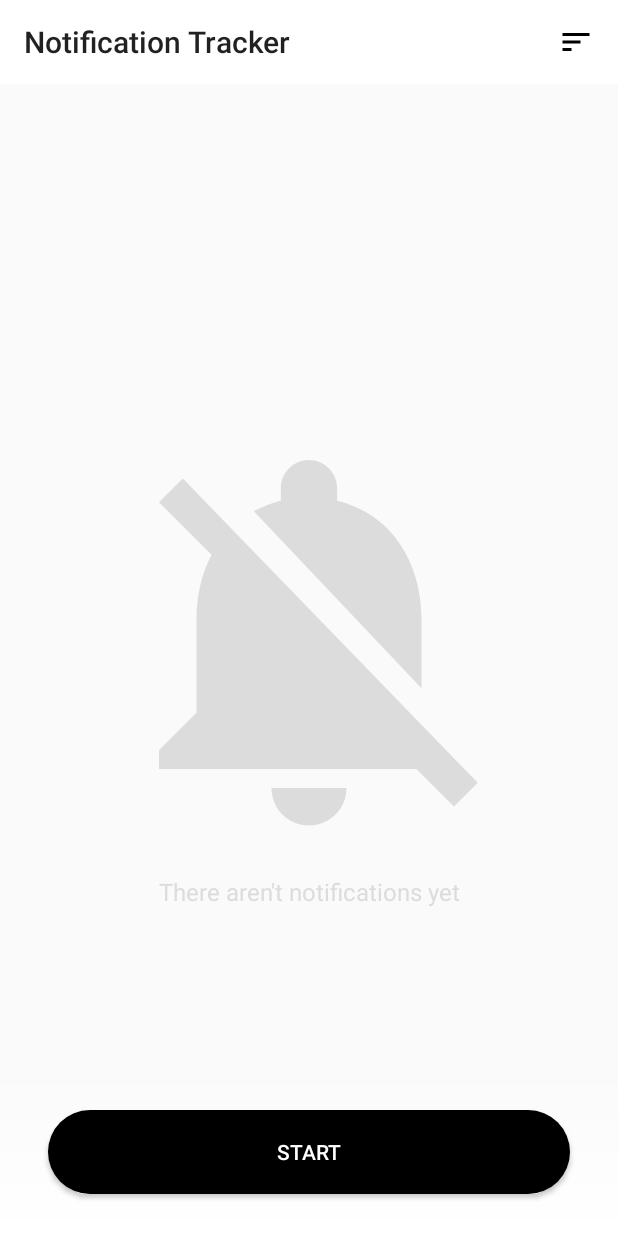
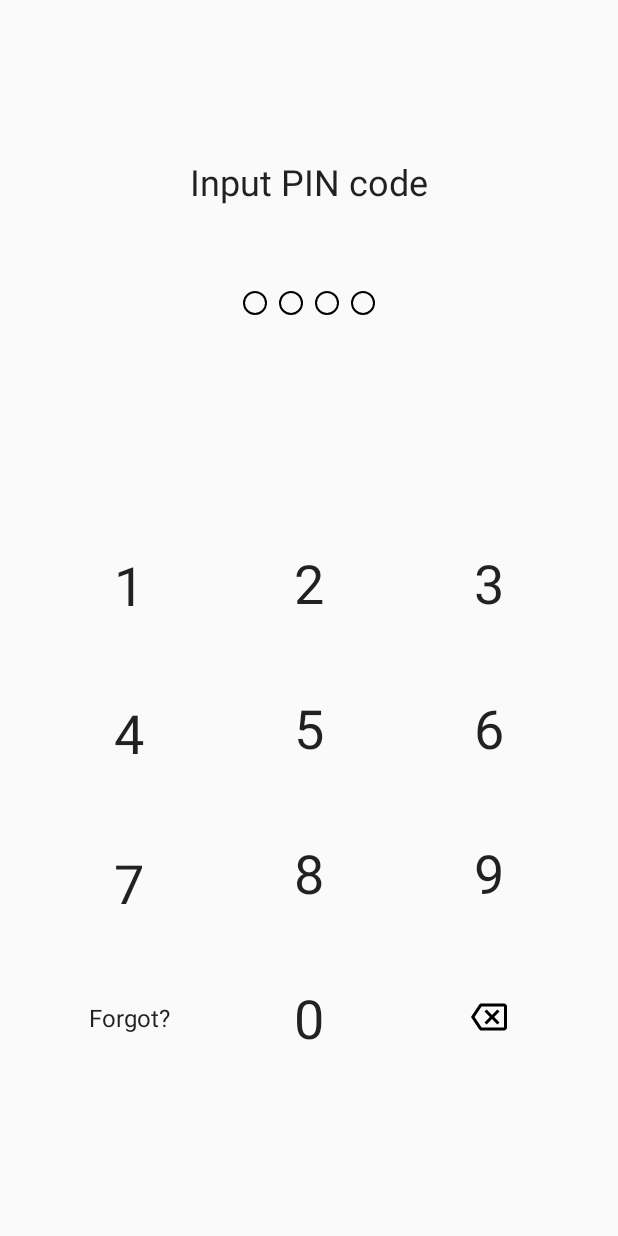
Before and after one commit to Leeeeerich/NotificationTracker, an Android app: the screen it shows after launch (MainActivity before the commit, PinCodeActivity after it), on a phone screen of 412 x 824 dp. Run offline under Robolectric (Android 15) with nearby library versions, the phone set to English and light mode, and no system bars; our stand-ins replace data binding; 3 statements that could not run were skipped.

Commit message:
Added PIN code screen

```diff
--- a/app/src/main/AndroidManifest.xml
+++ b/app/src/main/AndroidManifest.xml
@@ -10,12 +10,13 @@
         android:roundIcon="@mipmap/ic_launcher_round"
         android:supportsRtl="true"
         android:theme="@style/AppTheme">
-        <activity android:name=".ui.MainActivity">
+        <activity android:name=".ui.pin_code.PinCodeActivity">
             <intent-filter>
                 <action android:name="android.intent.action.MAIN" />
                 <category android:name="android.intent.category.LAUNCHER" />
             </intent-filter>
         </activity>
+        <activity android:name=".ui.MainActivity"/>
 
         <receiver
             android:name=".model.services.receivers.RebootReceiver"
--- a/app/src/main/java/com/guralnya/notification_tracker/di/DependencyInjector.kt
+++ b/app/src/main/java/com/guralnya/notification_tracker/di/DependencyInjector.kt
@@ -2,10 +2,12 @@ package com.guralnya.notification_tracker.di
 
 import com.guralnya.notification_tracker.model.repository.Repository
 import com.guralnya.notification_tracker.model.repository.RepositoryImpl
+import com.guralnya.notification_tracker.model.settings.KeystoreManager
 import com.guralnya.notification_tracker.model.settings.PreferencesManager
 import com.guralnya.notification_tracker.model.settings.PreferencesManagerImpl
 import com.guralnya.notification_tracker.ui.MainViewModel
 import com.guralnya.notification_tracker.ui.home_screen.HomeViewModel
+import com.guralnya.notification_tracker.ui.pin_code.PinCodeViewModel
 import org.koin.android.viewmodel.ext.koin.viewModel
 import org.koin.dsl.module.module
 
@@ -15,6 +17,8 @@ object DependencyInjector {
         single { Modules.getDb(get()) }
         single<PreferencesManager> { PreferencesManagerImpl(get()) }
         single<Repository> { RepositoryImpl(get()) }
+        single { KeystoreManager(get(), get()) }
+        viewModel { PinCodeViewModel(get()) }
         viewModel { MainViewModel() }
         viewModel { HomeViewModel(get(), get()) }
     }
--- /dev/null
+++ b/app/src/main/res/drawable/dot_empty.xml
@@ -0,0 +1,7 @@
+<?xml version="1.0" encoding="utf-8"?>
+<shape xmlns:android="http://schemas.android.com/apk/res/android"
+    android:shape="oval">
+    <stroke
+        android:width="1dp"
+        android:color="@color/colorDotStroke" />
+</shape>
--- /dev/null
+++ b/app/src/main/res/drawable/dot_full.xml
@@ -0,0 +1,5 @@
+<?xml version="1.0" encoding="utf-8"?>
+<shape xmlns:android="http://schemas.android.com/apk/res/android"
+    android:shape="oval">
+    <solid android:color="@color/colorDotSolid" />
+</shape>
--- /dev/null
+++ b/app/src/main/res/drawable/ic_backspace.xml
@@ -0,0 +1,9 @@
+<vector xmlns:android="http://schemas.android.com/apk/res/android"
+    android:width="24dp"
+    android:height="24dp"
+    android:viewportWidth="24"
+    android:viewportHeight="24">
+    <path
+        android:fillColor="#FF000000"
+        android:pathData="M22,3L7,3c-0.69,0 -1.23,0.35 -1.59,0.88L0,12l5.41,8.11c0.36,0.53 0.9,0.89 1.59,0.89h15c1.1,0 2,-0.9 2,-2L24,5c0,-1.1 -0.9,-2 -2,-2zM22,19L7.07,19L2.4,12l4.66,-7L22,5v14zM10.41,17L14,13.41 17.59,17 19,15.59 15.41,12 19,8.41 17.59,7 14,10.59 10.41,7 9,8.41 12.59,12 9,15.59z" />
+</vector>
--- /dev/null
+++ b/app/src/main/res/layout/activity_pin_code.xml
@@ -0,0 +1,213 @@
+<?xml version="1.0" encoding="utf-8"?>
+<layout xmlns:android="http://schemas.android.com/apk/res/android"
+    xmlns:app="http://schemas.android.com/apk/res-auto">
+
+    <androidx.constraintlayout.widget.ConstraintLayout
+        android:layout_width="match_parent"
+        android:layout_height="match_parent">
+
+        <TextView
+            android:id="@+id/tvActionText"
+            style="@style/PinCodeNumberStyle"
+            android:layout_width="wrap_content"
+            android:layout_height="wrap_content"
+            android:onClick="onClickDelete"
+            android:text="@string/input_pin_code"
+            android:textSize="24sp"
+            app:layout_constraintBottom_toTopOf="@+id/guideline"
+            app:layout_constraintEnd_toEndOf="parent"
+            app:layout_constraintStart_toStartOf="parent"
+            app:layout_constraintTop_toTopOf="parent" />
+
+        <View
+            android:id="@+id/vFirstPin"
+            android:layout_width="@dimen/dot_diameter"
+            android:layout_height="@dimen/dot_diameter"
+            android:background="@drawable/dot_empty"
+            app:layout_constraintBottom_toBottomOf="@+id/vSecondPin"
+            app:layout_constraintEnd_toStartOf="@+id/vSecondPin"
+            app:layout_constraintHorizontal_bias="0.5"
+            app:layout_constraintHorizontal_chainStyle="packed"
+            app:layout_constraintStart_toStartOf="parent"
+            app:layout_constraintTop_toTopOf="@+id/vSecondPin" />
+
+        <View
+            android:id="@+id/vSecondPin"
+            android:layout_width="@dimen/dot_diameter"
+            android:layout_height="@dimen/dot_diameter"
+            android:layout_margin="@dimen/dot_spacing"
+            android:background="@drawable/dot_empty"
+            app:layout_constraintBottom_toTopOf="@+id/guideline"
+            app:layout_constraintEnd_toStartOf="@+id/vThirdPin"
+            app:layout_constraintHorizontal_bias="0.5"
+            app:layout_constraintStart_toEndOf="@+id/vFirstPin"
+            app:layout_constraintTop_toBottomOf="@+id/tvActionText" />
+
+        <View
+            android:id="@+id/vThirdPin"
+            android:layout_width="@dimen/dot_diameter"
+            android:layout_height="@dimen/dot_diameter"
+            android:layout_marginEnd="@dimen/dot_spacing"
+            android:background="@drawable/dot_empty"
+            app:layout_constraintBottom_toBottomOf="@+id/vSecondPin"
+            app:layout_constraintEnd_toStartOf="@+id/vFourthPin"
+            app:layout_constraintHorizontal_bias="0.5"
+            app:layout_constraintStart_toEndOf="@+id/vSecondPin"
+            app:layout_constraintTop_toTopOf="@+id/vSecondPin" />
+
+        <View
+            android:id="@+id/vFourthPin"
+            android:layout_width="@dimen/dot_diameter"
+            android:layout_height="@dimen/dot_diameter"
+            android:background="@drawable/dot_empty"
+            app:layout_constraintBottom_toBottomOf="@+id/vThirdPin"
+            app:layout_constraintEnd_toEndOf="parent"
+            app:layout_constraintHorizontal_bias="0.5"
+            app:layout_constraintStart_toEndOf="@+id/vThirdPin"
+            app:layout_constraintTop_toTopOf="@+id/vThirdPin" />
+
+        <TextView
+            android:id="@+id/tvOne"
+            style="@style/PinCodeNumberStyle"
+            android:layout_width="wrap_content"
+            android:layout_height="wrap_content"
+            android:tag="1"
+            android:text="@string/one"
+            app:layout_constraintBottom_toTopOf="@+id/tvFour"
+            app:layout_constraintEnd_toStartOf="@+id/tvTwo"
+            app:layout_constraintStart_toStartOf="parent"
+            app:layout_constraintTop_toTopOf="@+id/tvTwo"
+            app:layout_constraintVertical_chainStyle="packed" />
+
+        <TextView
+            android:id="@+id/tvTwo"
+            style="@style/PinCodeNumberStyle"
+            android:layout_width="wrap_content"
+            android:layout_height="wrap_content"
+            android:tag="2"
+            android:text="@string/two"
+            app:layout_constraintBottom_toTopOf="@+id/tvFive"
+            app:layout_constraintEnd_toStartOf="@+id/tvThree"
+            app:layout_constraintHorizontal_bias="0.5"
+            app:layout_constraintStart_toEndOf="@+id/tvOne"
+            app:layout_constraintTop_toTopOf="@+id/guideline"
+            app:layout_constraintVertical_chainStyle="packed" />
+
+        <TextView
+            android:id="@+id/tvThree"
+            style="@style/PinCodeNumberStyle"
+            android:layout_width="wrap_content"
+            android:layout_height="wrap_content"
+            android:tag="3"
+            android:text="@string/three"
+            app:layout_constraintEnd_toEndOf="parent"
+            app:layout_constraintHorizontal_bias="0.5"
+            app:layout_constraintStart_toEndOf="@+id/tvTwo"
+            app:layout_constraintTop_toTopOf="@+id/tvTwo" />
+
+        <TextView
+            android:id="@+id/tvFour"
+            style="@style/PinCodeNumberStyle"
+            android:layout_width="wrap_content"
+            android:layout_height="wrap_content"
+            android:tag="4"
+            android:text="@string/four"
+            app:layout_constraintBottom_toTopOf="@+id/tvSeven"
+            app:layout_constraintStart_toStartOf="@+id/tvOne"
+            app:layout_constraintTop_toBottomOf="@+id/tvTwo" />
+
+        <TextView
+            android:id="@+id/tvFive"
+            style="@style/PinCodeNumberStyle"
+            android:layout_width="wrap_content"
+            android:layout_height="wrap_content"
+            android:tag="5"
+            android:text="@string/five"
+            app:layout_constraintBottom_toTopOf="@+id/tvEight"
+            app:layout_constraintStart_toStartOf="@+id/tvTwo"
+            app:layout_constraintTop_toBottomOf="@+id/tvTwo" />
+
+        <TextView
+            android:id="@+id/tvSix"
+            style="@style/PinCodeNumberStyle"
+            android:layout_width="wrap_content"
+            android:layout_height="wrap_content"
+            android:tag="6"
+            android:text="@string/six"
+            app:layout_constraintStart_toStartOf="@+id/tvThree"
+            app:layout_constraintTop_toTopOf="@+id/tvFive" />
+
+        <TextView
+            android:id="@+id/tvSeven"
+            style="@style/PinCodeNumberStyle"
+            android:layout_width="wrap_content"
+            android:layout_height="wrap_content"
+            android:tag="7"
+            android:text="@string/seven"
+            app:layout_constraintBottom_toTopOf="@+id/tvLeftButton"
+            app:layout_constraintStart_toStartOf="@+id/tvFour"
+            app:layout_constraintTop_toBottomOf="@+id/tvFive" />
+
+        <TextView
+            android:id="@+id/tvEight"
+            style="@style/PinCodeNumberStyle"
+            android:layout_width="wrap_content"
+            android:layout_height="wrap_content"
+            android:tag="8"
+            android:text="@string/eight"
+            app:layout_constraintBottom_toTopOf="@+id/tvZero"
+            app:layout_constraintStart_toStartOf="@+id/tvFive"
+            app:layout_constraintTop_toBottomOf="@+id/tvFive" />
+
+        <TextView
+            android:id="@+id/tvNine"
+            style="@style/PinCodeNumberStyle"
+            android:layout_width="wrap_content"
+            android:layout_height="wrap_content"
+            android:tag="9"
+            android:text="@string/nine"
+            app:layout_constraintStart_toStartOf="@+id/tvSix"
+            app:layout_constraintTop_toTopOf="@+id/tvEight" />
+
+        <TextView
+            android:id="@+id/tvLeftButton"
+            style="@style/PinCodeNumberStyle"
+            android:layout_width="wrap_content"
+            android:layout_height="wrap_content"
+            android:text="@string/forgot"
+            android:textSize="16sp"
+            app:layout_constraintBottom_toBottomOf="@+id/tvZero"
+            app:layout_constraintEnd_toEndOf="@+id/tvSeven"
+            app:layout_constraintStart_toStartOf="@+id/tvSeven"
+            app:layout_constraintTop_toBottomOf="@+id/tvEight" />
+
+        <TextView
+            android:id="@+id/tvZero"
+            style="@style/PinCodeNumberStyle"
+            android:layout_width="wrap_content"
+            android:layout_height="wrap_content"
+            android:tag="0"
+            android:text="@string/zero"
+            app:layout_constraintBottom_toBottomOf="parent"
+            app:layout_constraintStart_toStartOf="@+id/tvEight"
+            app:layout_constraintTop_toBottomOf="@+id/tvEight" />
+
+        <TextView
+            android:id="@+id/tvRightButton"
+            style="@style/PinCodeNumberStyle"
+            android:layout_width="wrap_content"
+            android:layout_height="wrap_content"
+            android:drawableStart="@drawable/ic_backspace"
+            android:text=""
+            app:layout_constraintEnd_toEndOf="@+id/tvNine"
+            app:layout_constraintStart_toStartOf="@+id/tvNine"
+            app:layout_constraintTop_toTopOf="@+id/tvZero" />
+
+        <androidx.constraintlayout.widget.Guideline
+            android:id="@+id/guideline"
+            android:layout_width="wrap_content"
+            android:layout_height="wrap_content"
+            android:orientation="horizontal"
+            app:layout_constraintGuide_begin="242dp" />
+    </androidx.constraintlayout.widget.ConstraintLayout>
+</layout>
--- a/app/src/main/res/values/colors.xml
+++ b/app/src/main/res/values/colors.xml
@@ -6,4 +6,7 @@
 
     <color name="colorYellow">#FFC343</color>
     <color name="colorTranslucency">#80000000</color>
+
+    <color name="colorDotStroke">#000000</color>
+    <color name="colorDotSolid">#000000</color>
 </resources>
--- /dev/null
+++ b/app/src/main/res/values/dimmen.xml
@@ -0,0 +1,5 @@
+<?xml version="1.0" encoding="utf-8"?>
+<resources>
+    <dimen name="dot_diameter">16dp</dimen>
+    <dimen name="dot_spacing">8dp</dimen>
+</resources>
--- a/app/src/main/res/values/strings.xml
+++ b/app/src/main/res/values/strings.xml
@@ -18,4 +18,19 @@
     <string name="was_added">Was added in:</string>
     <string name="was_removed">Was removed in:</string>
     <string name="notify_id">Notify id = %s</string>
+
+    <string name="one">1</string>
+    <string name="two">2</string>
+    <string name="three">3</string>
+    <string name="four">4</string>
+    <string name="five">5</string>
+    <string name="six">6</string>
+    <string name="seven">7</string>
+    <string name="eight">8</string>
+    <string name="nine">9</string>
+    <string name="zero">0</string>
+    <string name="forgot">Forgot?</string>
+    <string name="pick_a_pin">Pick a PIN code</string>
+    <string name="repeat_input">Repeat input</string>
+    <string name="input_pin_code">Input PIN code</string>
 </resources>
--- a/app/src/main/res/values/styles.xml
+++ b/app/src/main/res/values/styles.xml
@@ -19,4 +19,13 @@
     <style name="PopupMenuStyle" parent="@android:style/Widget.PopupMenu">
         <item name="android:backgroundTint">#54000000</item>
     </style>
+
+    <style name="PinCodeNumberStyle" parent="TextAppearance.AppCompat.Large">
+        <item name="android:textSize">36sp</item>
+        <item name="android:padding">24dp</item>
+        <item name="android:clickable">true</item>
+        <item name="android:focusable">true</item>
+        <item name="android:background">?android:attr/selectableItemBackgroundBorderless</item>
+        <item name="android:onClick">onClickPin</item>
+    </style>
 </resources>
```
Also changed, not shown: app/src/main/java/com/guralnya/notification_tracker/ui/custom_view/BaseDropDownMenuAdapter.kt (deleted, +0 -30 lines), app/src/main/java/com/guralnya/notification_tracker/ui/pin_code/PinCodeActivity.kt (added, +157 -0 lines), app/src/main/java/com/guralnya/notification_tracker/ui/pin_code/PinCodeViewModel.kt (added, +16 -0 lines).
